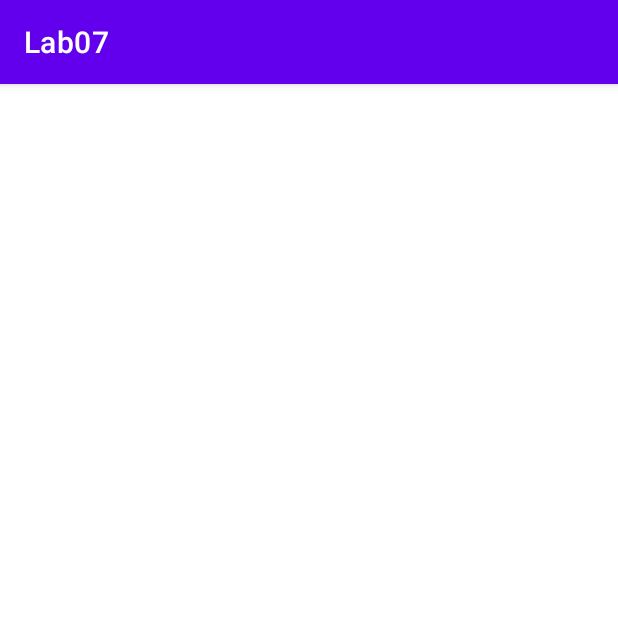
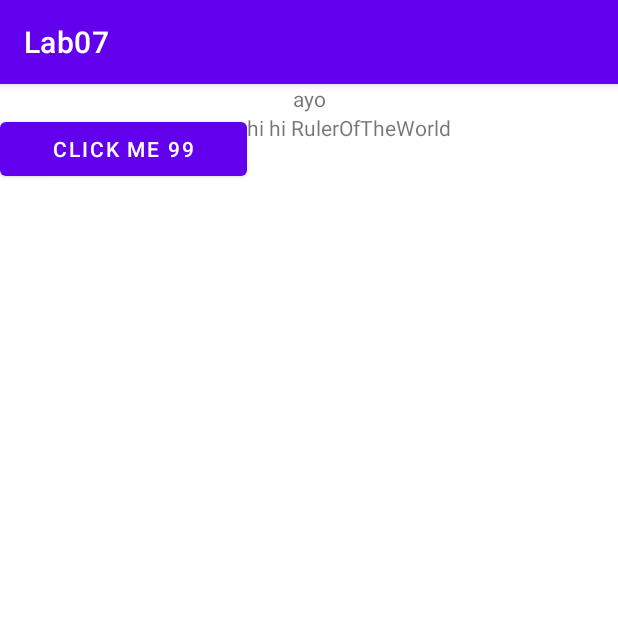
Before and after one commit to mmz7/Lab07, an Android app: the screen it shows after launch (MainActivity), on a phone screen of 412 x 824 dp, the top half of it. Run offline under Robolectric (Android 15) with nearby library versions, the phone set to English and light mode, and no system bars.

Commit message:
bundles and one fragment

```diff
--- /dev/null
+++ b/app/src/main/java/com/zhangmegan/lab07/FragmentB.java
@@ -0,0 +1,43 @@
+package com.zhangmegan.lab07;
+
+import android.os.Bundle;
+import android.view.LayoutInflater;
+import android.view.View;
+import android.view.ViewGroup;
+import android.widget.Button;
+import android.widget.TextView;
+
+import androidx.annotation.NonNull;
+import androidx.annotation.Nullable;
+import androidx.fragment.app.Fragment;
+
+public class FragmentB extends Fragment {
+    View view;
+    public static FragmentB newInstance(int x, String s) {
+        FragmentB fragmentB = new FragmentB();
+        Bundle args = new Bundle();
+        args.putInt("MyAge", x);
+        args.putString("MyName", s);
+        fragmentB.setArguments(args);
+        return fragmentB;
+    }
+    @Nullable
+    @Override
+    public View onCreateView(@NonNull LayoutInflater inflater, @Nullable ViewGroup container, @Nullable Bundle savedInstanceState) {
+        return inflater.inflate(R.layout.fragment_b, container, false);
+    }
+
+    @Override
+    public void onViewCreated(@NonNull View view, @Nullable Bundle savedInstanceState) {
+        super.onViewCreated(view, savedInstanceState);
+        this.view = view;
+        int age = getArguments().getInt("MyAge", 2000);
+        String name = getArguments().getString("MyName", "Blegh");
+        TextView tv = view.findViewById(R.id.b_textview);
+        String t = getString(R.string.greeting, name);
+        tv.setText(t);
+        Button button = view.findViewById(R.id.b_button);
+        String b = getString(R.string.click_greet, age);
+        button.setText(b);
+    }
+}
--- a/app/src/main/java/com/zhangmegan/lab07/MainActivity.java
+++ b/app/src/main/java/com/zhangmegan/lab07/MainActivity.java
@@ -1,14 +1,26 @@
 package com.zhangmegan.lab07;
 
 import androidx.appcompat.app.AppCompatActivity;
+import androidx.fragment.app.FragmentTransaction;
 
 import android.os.Bundle;
+import android.view.View;
+import android.widget.TextView;
 
 public class MainActivity extends AppCompatActivity {
-
+    FragmentTransaction ft;
     @Override
     protected void onCreate(Bundle savedInstanceState) {
         super.onCreate(savedInstanceState);
         setContentView(R.layout.activity_main);
+
+        ft = getSupportFragmentManager().beginTransaction();
+        ft.add(R.id.frame, FragmentB.newInstance(99, "RulerOfTheWorld"), "FragmentB");
+        ft.commit();
+    }
+
+    public void update(View view) {
+        FragmentB fragB = (FragmentB)getSupportFragmentManager().findFragmentByTag("FragmentB");
+        ((TextView)(fragB.view.findViewById(R.id.b_textview))).setText(R.string.greeting2);
     }
 }
--- a/app/src/main/res/layout/activity_main.xml
+++ b/app/src/main/res/layout/activity_main.xml
@@ -6,11 +6,24 @@
     android:layout_height="match_parent"
     tools:context=".MainActivity">
 
+    <TextView
+        android:layout_width="wrap_content"
+        android:layout_height="wrap_content"
+        android:id="@+id/textview"
+        android:text="ayo"
+        app:layout_constraintLeft_toLeftOf="parent"
+        app:layout_constraintRight_toRightOf="parent"
+        app:layout_constraintTop_toTopOf="parent"
+        android:onClick="update"
+        />
     <FrameLayout
+        android:id="@+id/frame"
         android:layout_width="match_parent"
         android:layout_height="0dp"
         app:layout_constraintRight_toRightOf="parent"
         app:layout_constraintLeft_toLeftOf="parent"
+        app:layout_constraintTop_toBottomOf="@id/textview"
+        app:layout_constraintBottom_toBottomOf="parent"
+        />
 
-        />
 </androidx.constraintlayout.widget.ConstraintLayout>
--- /dev/null
+++ b/app/src/main/res/layout/fragment_b.xml
@@ -0,0 +1,23 @@
+<?xml version="1.0" encoding="utf-8"?>
+<androidx.constraintlayout.widget.ConstraintLayout xmlns:android="http://schemas.android.com/apk/res/android"
+    xmlns:app="http://schemas.android.com/apk/res-auto"
+    xmlns:tools="http://schemas.android.com/tools"
+    android:layout_width="match_parent"
+    android:layout_height="match_parent">
+    <Button
+        android:layout_width="0dp"
+        android:layout_height="wrap_content"
+        android:id="@+id/b_button"
+        app:layout_constraintTop_toTopOf="parent"
+        app:layout_constraintLeft_toLeftOf="parent"
+        app:layout_constraintWidth_percent=".4" />
+    <TextView
+        android:layout_width="0dp"
+        android:layout_height="match_parent"
+        android:id="@+id/b_textview"
+        app:layout_constraintLeft_toRightOf="@id/b_button"
+        app:layout_constraintTop_toTopOf="@id/b_button"
+        app:layout_constraintWidth_percent=".6"
+        />
+
+</androidx.constraintlayout.widget.ConstraintLayout>
--- a/app/src/main/res/values/strings.xml
+++ b/app/src/main/res/values/strings.xml
@@ -1,3 +1,6 @@
 <resources>
     <string name="app_name">Lab07</string>
+    <string name="greeting">hi hi %1$s</string>
+    <string name="click_greet">Click me %1$d</string>
+    <string name="greeting2">hiii hiii</string>
 </resources>
```
Also changed, not shown: 1 other file.
